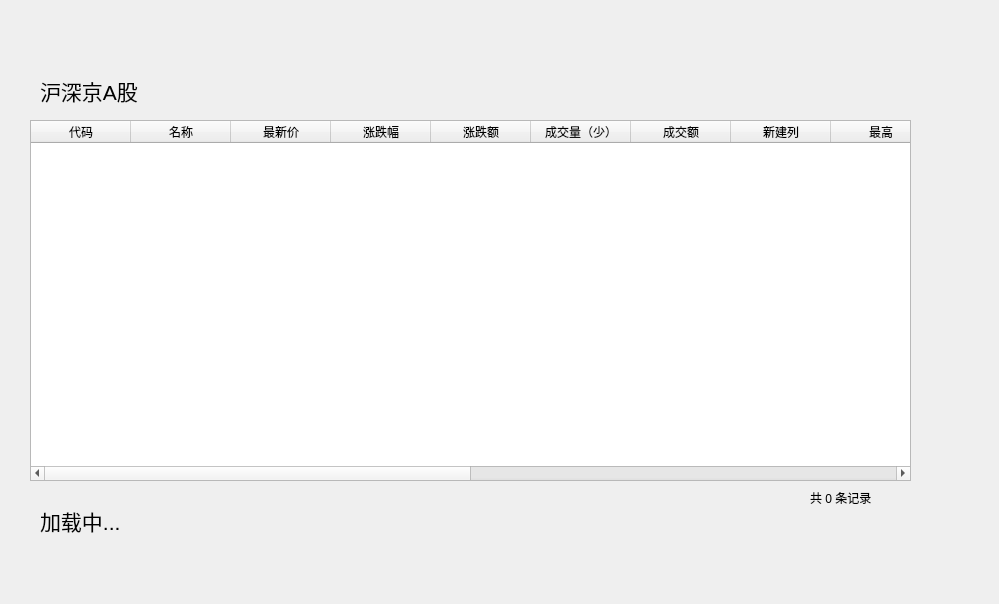
Before: the Qt Designer form ui/stock_table.ui in TuZaaaaa/financial-crawler, drawn with Qt 5.
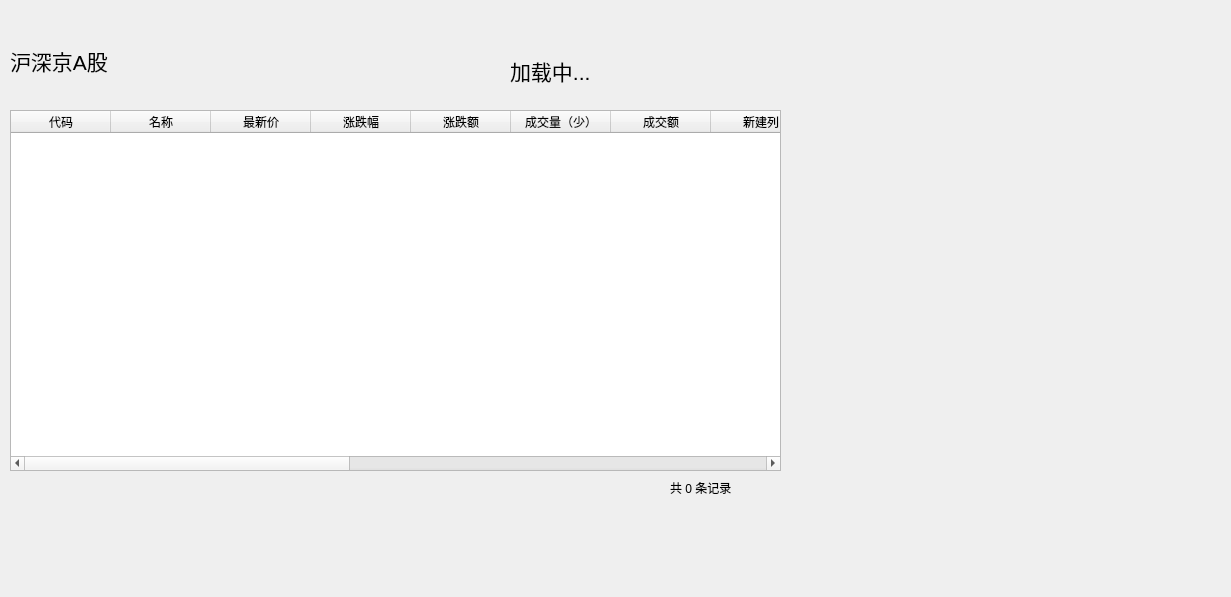
After: the same form once the commit is applied.

Commit message: fix: 修改 ui 显示

Diff of the .ui file:
```diff
--- a/ui/stock_table.ui
+++ b/ui/stock_table.ui
@@ -6,8 +6,8 @@
    <rect>
     <x>0</x>
     <y>0</y>
-    <width>999</width>
-    <height>604</height>
+    <width>1231</width>
+    <height>597</height>
    </rect>
   </property>
   <property name="windowTitle">
@@ -16,9 +16,9 @@
   <widget class="QTableWidget" name="tableWidget">
    <property name="geometry">
     <rect>
-     <x>30</x>
-     <y>120</y>
-     <width>881</width>
+     <x>10</x>
+     <y>110</y>
+     <width>771</width>
      <height>361</height>
     </rect>
    </property>
@@ -106,8 +106,8 @@
   <widget class="QLabel" name="label">
    <property name="geometry">
     <rect>
-     <x>40</x>
-     <y>60</y>
+     <x>10</x>
+     <y>30</y>
      <width>301</width>
      <height>61</height>
     </rect>
@@ -124,8 +124,8 @@
   <widget class="QLabel" name="label_2">
    <property name="geometry">
     <rect>
-     <x>40</x>
-     <y>490</y>
+     <x>510</x>
+     <y>40</y>
      <width>231</width>
      <height>61</height>
     </rect>
@@ -142,8 +142,8 @@
   <widget class="QLabel" name="label_record_count">
    <property name="geometry">
     <rect>
-     <x>810</x>
-     <y>490</y>
+     <x>670</x>
+     <y>480</y>
      <width>111</width>
      <height>16</height>
     </rect>
```
The commit also changes 2 other files.
